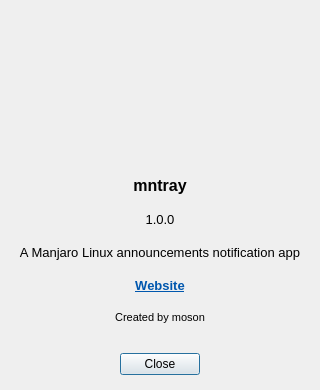
First picture: the form in assets/ui/about.ui, repository moson-mo/mntray, before the edit.
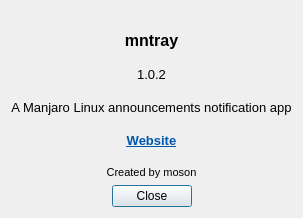
Second picture: the form after the edit. Icons and pictures are not drawn.

Commit message: Improved GUI for HiDPI screens

```diff
--- a/assets/ui/about.ui
+++ b/assets/ui/about.ui
@@ -9,8 +9,8 @@
    <rect>
     <x>0</x>
     <y>0</y>
-    <width>320</width>
-    <height>390</height>
+    <width>300</width>
+    <height>477</height>
    </rect>
   </property>
   <property name="sizePolicy">
@@ -19,18 +19,6 @@
     <verstretch>0</verstretch>
    </sizepolicy>
   </property>
-  <property name="minimumSize">
-   <size>
-    <width>320</width>
-    <height>390</height>
-   </size>
-  </property>
-  <property name="maximumSize">
-   <size>
-    <width>320</width>
-    <height>390</height>
-   </size>
-  </property>
   <property name="windowTitle">
    <string>About</string>
   </property>
@@ -38,53 +26,15 @@
    <iconset theme="mntray">
     <normaloff>.</normaloff>.</iconset>
   </property>
-  <widget class="QDialogButtonBox" name="buttonBox">
-   <property name="geometry">
-    <rect>
-     <x>116</x>
-     <y>350</y>
-     <width>88</width>
-     <height>28</height>
-    </rect>
-   </property>
-   <property name="orientation">
-    <enum>Qt::Horizontal</enum>
+  <property name="sizeGripEnabled">
+   <bool>false</bool>
+  </property>
+  <layout class="QFormLayout" name="formLayout">
+   <property name="sizeConstraint">
+    <enum>QLayout::SetFixedSize</enum>
    </property>
-   <property name="standardButtons">
-    <set>QDialogButtonBox::Close</set>
-   </property>
-   <property name="centerButtons">
-    <bool>true</bool>
-   </property>
-  </widget>
-  <widget class="QLabel" name="img">
-   <property name="geometry">
-    <rect>
-     <x>80</x>
-     <y>10</y>
-     <width>160</width>
-     <height>160</height>
-    </rect>
-   </property>
-   <property name="text">
-    <string/>
-   </property>
-   <property name="pixmap">
-    <pixmap resource="../../rcc.qrc">:/assets/images/mntray.png</pixmap>
-   </property>
-   <property name="scaledContents">
-    <bool>true</bool>
-   </property>
-  </widget>
+   <item row="1" column="0" colspan="2">
   <widget class="QLabel" name="lblApp">
-   <property name="geometry">
-    <rect>
-     <x>0</x>
-     <y>170</y>
-     <width>320</width>
-     <height>161</height>
-    </rect>
-   </property>
    <property name="font">
     <font>
      <pointsize>12</pointsize>
@@ -96,7 +46,16 @@
     <bool>false</bool>
    </property>
    <property name="text">
-    <string>&lt;html&gt;&lt;head/&gt;&lt;body&gt;&lt;p align=&quot;center&quot;&gt;mntray&lt;br/&gt;&lt;br/&gt;&lt;span style=&quot; font-size:10pt; font-weight:400;&quot;&gt;1.0.0&lt;br/&gt;&lt;/span&gt;&lt;br/&gt;&lt;span style=&quot; font-size:10pt; font-weight:400;&quot;&gt;A Manjaro Linux announcements notification app&lt;br/&gt;&lt;br/&gt;&lt;/span&gt;&lt;a href=&quot;https://github.com/moson-mo/mntray&quot;&gt;&lt;span style=&quot; font-size:10pt; text-decoration: underline; color:#0057ae;&quot;&gt;Website&lt;/span&gt;&lt;/a&gt;&lt;span style=&quot; font-size:8pt; font-weight:400; text-decoration: underline; color:#0057ae;&quot;&gt;&lt;br/&gt;&lt;br/&gt;&lt;/span&gt;&lt;span style=&quot; font-size:8pt; font-weight:400;&quot;&gt;Created by moson&lt;/span&gt;&lt;/p&gt;&lt;/body&gt;&lt;/html&gt;</string>
+      <string>&lt;html&gt;&lt;head/&gt;&lt;body&gt;&lt;p align=&quot;center&quot;&gt;mntray&lt;br/&gt;&lt;br/&gt;&lt;span style=&quot; font-size:10pt; font-weight:400;&quot;&gt;1.0.2&lt;br/&gt;&lt;/span&gt;&lt;br/&gt;&lt;span style=&quot; font-size:10pt; font-weight:400;&quot;&gt;A Manjaro Linux announcements notification app&lt;br/&gt;&lt;br/&gt;&lt;/span&gt;&lt;a href=&quot;https://github.com/moson-mo/mntray&quot;&gt;&lt;span style=&quot; font-size:10pt; text-decoration: underline; color:#0057ae;&quot;&gt;Website&lt;/span&gt;&lt;/a&gt;&lt;span style=&quot; font-size:8pt; font-weight:400; text-decoration: underline; color:#0057ae;&quot;&gt;&lt;br/&gt;&lt;br/&gt;&lt;/span&gt;&lt;span style=&quot; font-size:8pt; font-weight:400;&quot;&gt;Created by moson&lt;/span&gt;&lt;/p&gt;&lt;/body&gt;&lt;/html&gt;</string>
+     </property>
+     <property name="scaledContents">
+      <bool>true</bool>
+     </property>
+     <property name="alignment">
+      <set>Qt::AlignCenter</set>
+     </property>
+     <property name="wordWrap">
+      <bool>false</bool>
    </property>
    <property name="openExternalLinks">
     <bool>true</bool>
@@ -105,6 +64,40 @@
     <set>Qt::TextBrowserInteraction</set>
    </property>
   </widget>
+   </item>
+   <item row="3" column="0" colspan="2">
+    <widget class="QDialogButtonBox" name="buttonBox">
+     <property name="orientation">
+      <enum>Qt::Horizontal</enum>
+     </property>
+     <property name="standardButtons">
+      <set>QDialogButtonBox::Close</set>
+     </property>
+     <property name="centerButtons">
+      <bool>true</bool>
+     </property>
+    </widget>
+   </item>
+   <item row="0" column="1">
+    <widget class="QLabel" name="img">
+     <property name="enabled">
+      <bool>true</bool>
+     </property>
+     <property name="autoFillBackground">
+      <bool>false</bool>
+     </property>
+     <property name="text">
+      <string/>
+     </property>
+     <property name="pixmap">
+      <pixmap resource="../../rcc.qrc">:/assets/images/mntray.png</pixmap>
+     </property>
+     <property name="alignment">
+      <set>Qt::AlignCenter</set>
+     </property>
+    </widget>
+   </item>
+  </layout>
  </widget>
  <resources>
   <include location="../../rcc.qrc"/>
```
Lines whose indentation alone changed are shown as unchanged. The commit also changes 3 other files.
